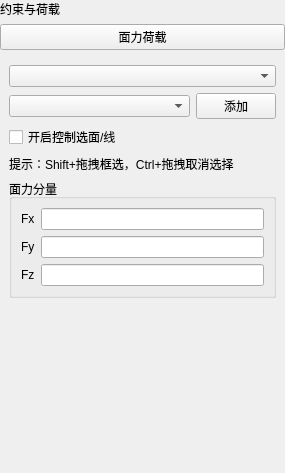
Before: the Qt Designer form plugins/Base_PhysicalField/FaceLoadPage.ui in asd977/base_cae, drawn with Qt 5.
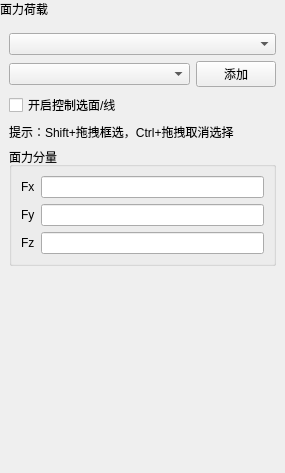
After: the same form once the commit is applied. Custom widgets are drawn as their Qt base class.

Patch:
```diff
--- a/plugins/Base_PhysicalField/FaceLoadPage.ui
+++ b/plugins/Base_PhysicalField/FaceLoadPage.ui
@@ -23,6 +23,9 @@
    <property name="rightMargin">
     <number>0</number>
    </property>
+   <property name="bottomMargin">
+    <number>0</number>
+   </property>
    <item>
     <widget class="QLabel" name="pageNameLabel">
      <property name="sizePolicy">
@@ -32,19 +35,6 @@
       </sizepolicy>
      </property>
      <property name="text">
-      <string>约束与荷载</string>
-     </property>
-    </widget>
-   </item>
-   <item>
-    <widget class="QPushButton" name="sectionTitleButton">
-     <property name="sizePolicy">
-      <sizepolicy hsizetype="Ignored" vsizetype="Fixed">
-       <horstretch>0</horstretch>
-       <verstretch>0</verstretch>
-      </sizepolicy>
-     </property>
-     <property name="text">
       <string>面力荷载</string>
      </property>
     </widget>
@@ -53,12 +43,26 @@
     <widget class="QWidget" name="contentWidget" native="true">
      <layout class="QVBoxLayout" name="contentLayout">
       <item>
-       <widget class="CustomComboBox" name="comboBoxDim"/>
+       <widget class="CustomComboBox" name="comboBoxDim">
+        <property name="minimumSize">
+         <size>
+          <width>10</width>
+          <height>0</height>
+         </size>
+        </property>
+       </widget>
       </item>
       <item>
        <layout class="QHBoxLayout" name="horizontalLayoutGroupSelect">
         <item>
-         <widget class="CustomComboBox" name="comboBoxGroup"/>
+         <widget class="CustomComboBox" name="comboBoxGroup">
+          <property name="minimumSize">
+           <size>
+            <width>10</width>
+            <height>0</height>
+           </size>
+          </property>
+         </widget>
         </item>
         <item>
          <widget class="QPushButton" name="btnBatchAdd">
@@ -88,7 +92,7 @@
          <string>提示：Shift+拖拽框选，Ctrl+拖拽取消选择</string>
         </property>
         <property name="wordWrap">
-         <bool>true</bool>
+         <bool>false</bool>
         </property>
        </widget>
       </item>
@@ -120,17 +124,53 @@
           </widget>
          </item>
          <item row="0" column="1">
-          <widget class="QLineEdit" name="lineEditX"/>
+          <widget class="QLineEdit" name="lineEditX">
+           <property name="minimumSize">
+            <size>
+             <width>10</width>
+             <height>0</height>
+            </size>
+           </property>
+          </widget>
          </item>
          <item row="1" column="1">
-          <widget class="QLineEdit" name="lineEditY"/>
+          <widget class="QLineEdit" name="lineEditY">
+           <property name="minimumSize">
+            <size>
+             <width>10</width>
+             <height>0</height>
+            </size>
+           </property>
+          </widget>
          </item>
          <item row="2" column="1">
-          <widget class="QLineEdit" name="lineEditZ"/>
+          <widget class="QLineEdit" name="lineEditZ">
+           <property name="minimumSize">
+            <size>
+             <width>10</width>
+             <height>0</height>
+            </size>
+           </property>
+          </widget>
          </item>
         </layout>
        </widget>
       </item>
+      <property name="leftMargin">
+       <number>9</number>
+      </property>
+      <property name="topMargin">
+       <number>9</number>
+      </property>
+      <property name="rightMargin">
+       <number>9</number>
+      </property>
+      <property name="bottomMargin">
+       <number>9</number>
+      </property>
+      <property name="spacing">
+       <number>6</number>
+      </property>
      </layout>
     </widget>
    </item>
```
Left out of the diff: 8 changed lines with no effect on the pictures.
